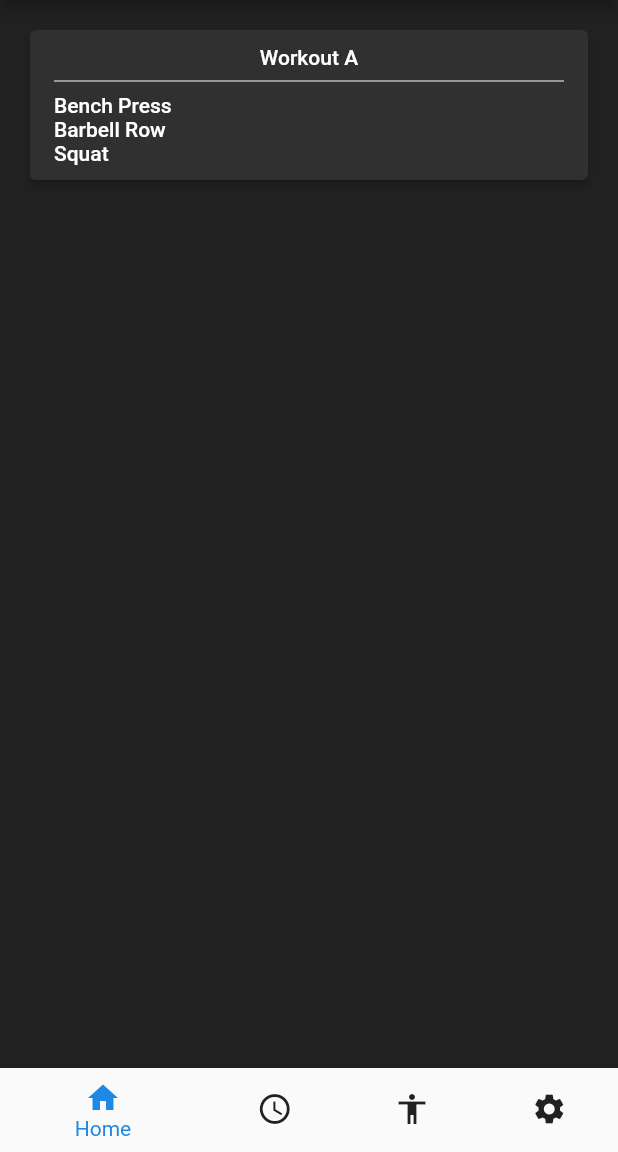
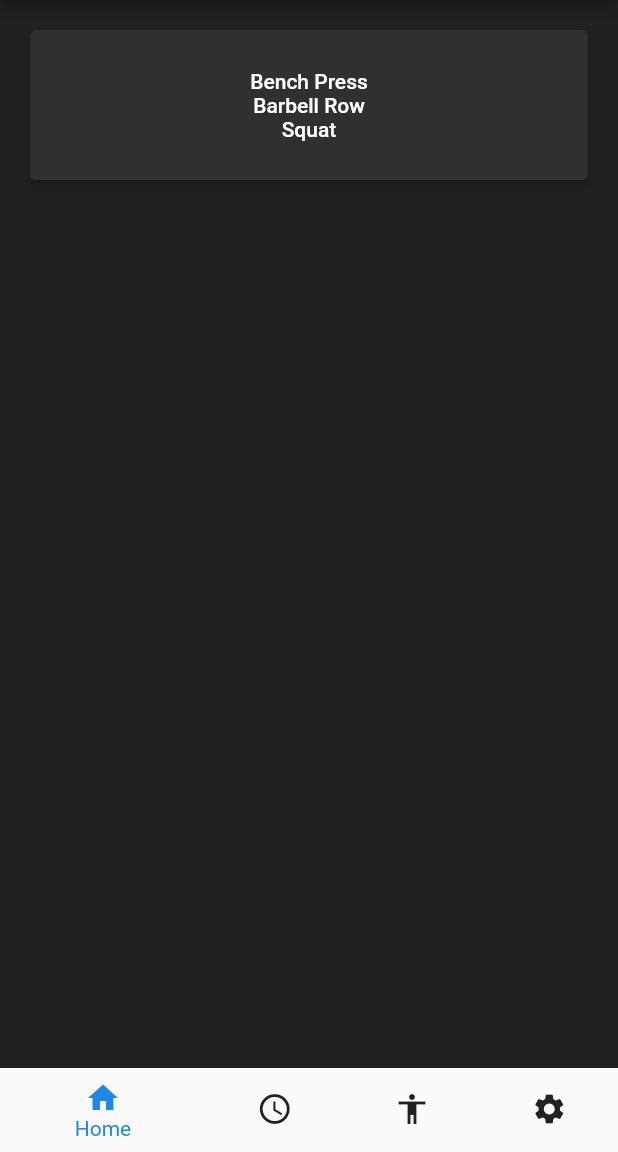
Before and after one commit to OliverCutting/workout-planner, a Flutter app: the screen it shows after launch, on a phone screen of 412 x 824 dp, the part 84-1236 px from its top. Run offline on Flutter 3.47's test engine with Material 2 defaults, Android fonts, the phone set to English and light mode, and no system bars.

Commit message:
Making moves

```diff
--- a/workoutplanner/lib/main.dart
+++ b/workoutplanner/lib/main.dart
@@ -11,6 +11,8 @@ class Home extends StatefulWidget {
 }
 
 class _HomeState extends State<Home> {
+
+  List<String> exercises = Workout.exercises;
 
   @override
   Widget build(BuildContext context) {
@@ -30,7 +32,7 @@ class _HomeState extends State<Home> {
       ),
       body: Padding(
         padding: const EdgeInsets.fromLTRB(20, 20, 20, 0),
-        child: ListView(
+        child: Column(
           children: [
             ElevatedButton(
               onPressed: () {},
@@ -39,25 +41,7 @@ class _HomeState extends State<Home> {
                 minimumSize: const Size.fromHeight(100),
               ),
               child: Column(
-                children: [
-                  Align(
-                    alignment: Alignment.center,
-                    child: Text(Workout.name),
-                  ),
-                  const Divider(color: Colors.white,),
-                  Align(
-                    alignment: Alignment.centerLeft,
-                    child: Text(Workout.exercises[0]),
-                  ),
-                  Align(
-                    alignment: Alignment.centerLeft,
-                    child: Text(Workout.exercises[1]),
-                  ),
-                  Align(
-                    alignment: Alignment.centerLeft,
-                    child: Text(Workout.exercises[2]),
-                  ),
-                ],
+                children: exercises.map((exercise) => Text(exercise)).toList(),
               ),
             ),
           ],
@@ -88,3 +72,24 @@ class _HomeState extends State<Home> {
     );
   }
 }
+
+
+// [
+// Align(
+// alignment: Alignment.center,
+// child: Text(Workout.name),
+// ),
+// const Divider(color: Colors.white,),
+// Align(
+// alignment: Alignment.centerLeft,
+// child: Text(Workout.exercises[0]),
+// ),
+// Align(
+// alignment: Alignment.centerLeft,
+// child: Text(Workout.exercises[1]),
+// ),
+// Align(
+// alignment: Alignment.centerLeft,
+// child: Text(Workout.exercises[2]),
+// ),
+// ],
```
